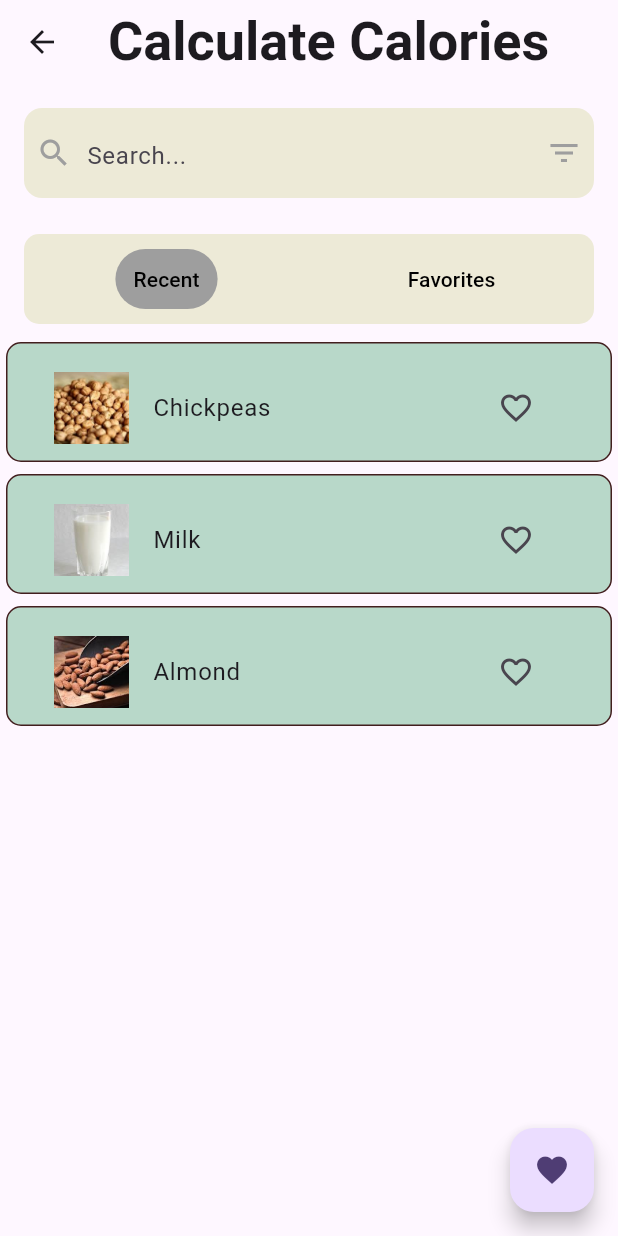
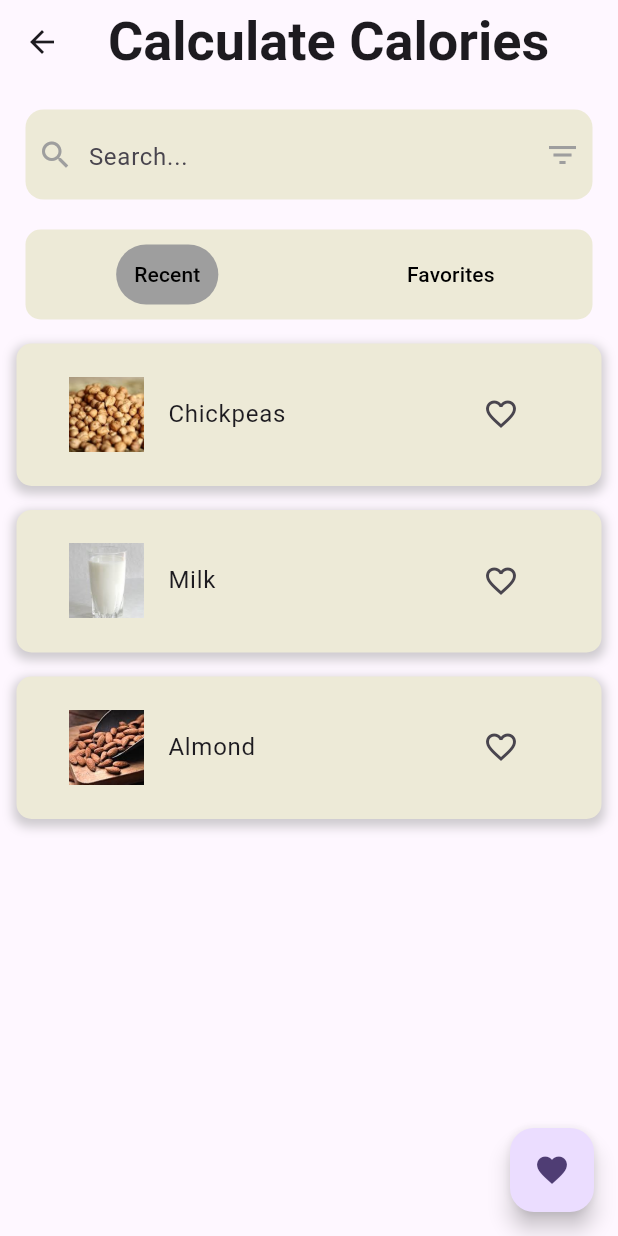
Before and after one commit to Shrijana1029/fitnessapp, a Flutter app: the BreakFast screen opened directly, on a phone screen of 412 x 824 dp. Run offline on Flutter 3.47's test engine with Material 3 defaults, Android fonts, the phone set to English and light mode, and no system bars; our stand-ins replace another_carousel_pro, awesome_notifications, cloud_firestore, firebase_auth, firebase_core, fl_chart and 6 more; accounts and stored records are empty; network calls fail.

Commit message:
Sauj : food list redesign

```diff
--- a/lib/screens/activity/activity_tracking.dart
+++ b/lib/screens/activity/activity_tracking.dart
@@ -458,7 +458,7 @@ class _ActivityTrackerState extends State<ActivityTracker> {
                     fontSize: 16,
                     fontWeight: FontWeight.w700),
               ),
-              SizedBox(
+              const SizedBox(
                 height: 10,
               ),
               SizedBox(
--- a/lib/screens/foods/breakfast_page.dart
+++ b/lib/screens/foods/breakfast_page.dart
@@ -27,11 +27,13 @@ class _BreakFastState extends State<BreakFast> {
         title: const Text('Calculate Calories'),
         centerTitle: true,
       ),
-      body: Column(
+      body: Container(
+        padding: EdgeInsets.all(5),
+        child: Column(
           children: [
             //////////SEARCH///////////////
             Padding(
-            padding: const EdgeInsets.all(16.0),
+              padding: const EdgeInsets.all(12.0),
               child: SizedBox(
                 height: 60,
                 child: Container(
@@ -62,7 +64,7 @@ class _BreakFastState extends State<BreakFast> {
             //////////////////RECENT AND FAVORITES///////////
             Container(
               height: 60,
-            margin: const EdgeInsets.symmetric(horizontal: 16, vertical: 8),
+              margin: const EdgeInsets.symmetric(horizontal: 12, vertical: 8),
               decoration: BoxDecoration(
                 color: Theme.of(context).primaryColorLight,
                 borderRadius: BorderRadius.circular(10),
@@ -119,25 +121,31 @@ class _BreakFastState extends State<BreakFast> {
                         favoritesController.favoriteFoods.contains(food);
 
                     return Padding(
-                      padding: const EdgeInsets.all(4.0),
+                        padding: const EdgeInsets.symmetric(
+                            vertical: 8, horizontal: 6),
                         child: Container(
-                        height: 80,
+                          height: 95,
+                          child: Container(
+                            padding: EdgeInsets.all(4),
                             decoration: BoxDecoration(
-                          color: Theme.of(context).primaryColorDark,
-                          border: Border.all(
-                            color: const Color.fromARGB(255, 66, 31, 31),
-                            width: 1,
+                              color: Theme.of(context).primaryColorLight,
+                              borderRadius: BorderRadius.circular(10),
+                              boxShadow: [
+                                BoxShadow(
+                                  color: Colors.grey.withOpacity(0.5),
+                                  spreadRadius: 2,
+                                  blurRadius: 5,
+                                  offset: Offset(0, 3),
                                 ),
-                          borderRadius:
-                              BorderRadius.circular(10), // Add this line
+                              ],
                             ),
                             child: Container(
                               padding: const EdgeInsets.all(15),
                               child: ListTile(
                                 leading: Container(
                                   decoration: BoxDecoration(
-                                borderRadius:
-                                    BorderRadius.circular(30), // Add this line
+                                    borderRadius: BorderRadius.circular(
+                                        30), // Add this line
                                   ),
                                   child: Image.asset(
                                     food.image1,
@@ -157,8 +165,10 @@ class _BreakFastState extends State<BreakFast> {
                                   onPressed: () {
                                     // Toggle the favorite status
                                     if (isFavorite) {
-                                  favoritesController.removeFromFavorites(food);
-                                  ScaffoldMessenger.of(context).showSnackBar(
+                                      favoritesController
+                                          .removeFromFavorites(food);
+                                      ScaffoldMessenger.of(context)
+                                          .showSnackBar(
                                         const SnackBar(
                                           content:
                                               Text("Removed from favorites !!"),
@@ -167,16 +177,20 @@ class _BreakFastState extends State<BreakFast> {
                                       );
                                     } else {
                                       favoritesController.addToFavorites(food);
-                                  ScaffoldMessenger.of(context).showSnackBar(
+                                      ScaffoldMessenger.of(context)
+                                          .showSnackBar(
                                         const SnackBar(
-                                      content: Text("Added to favorites !!"),
+                                          content:
+                                              Text("Added to favorites !!"),
                                           duration: Duration(seconds: 1),
                                         ),
                                       );
                                     }
                                   },
                                 ),
-                            onTap: () => Get.to(() => FoodDetail(food: food)),
+                                onTap: () =>
+                                    Get.to(() => FoodDetail(food: food)),
+                              ),
                             ),
                           ),
                         ));
@@ -185,6 +199,7 @@ class _BreakFastState extends State<BreakFast> {
               ),
             ),
           ],
+        ),
       ),
       floatingActionButton: FloatingActionButton(
           child: const Icon(Icons.favorite),
```
Also changed, not shown: lib/screens/activity/discover_workout.dart (+22 -18 lines), lib/screens/extra.dart (+13 -9 lines). Lines whose indentation alone changed are shown as unchanged.
